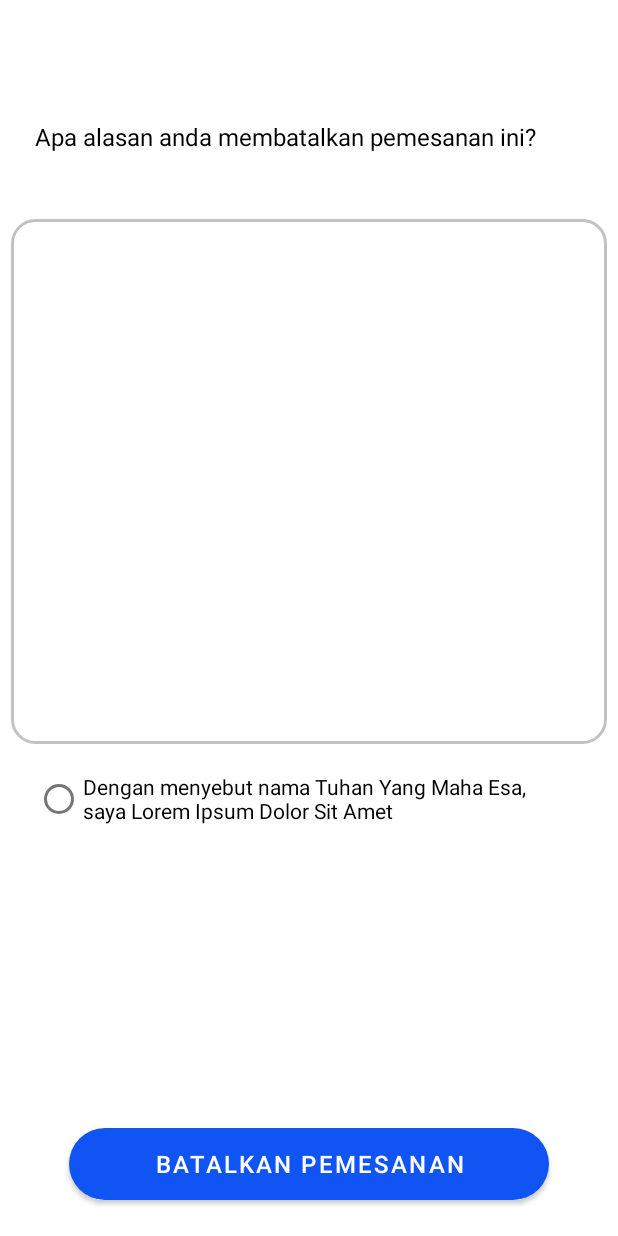
After one commit to rianejakk/SI-BOSS_ejakFork, an Android app: the layout order_cancel.xml on its own in the app's theme, with its tools: preview values and no code run, on a phone screen of 412 x 824 dp. The commit adds this screen. Run offline under Robolectric (Android 15) with nearby library versions, the phone set to English and light mode, and no system bars.

Commit message:
I add something

```diff
--- a/Mobile/SIBOSS/app/src/main/java/com/rianezza/si_boss/search_result.java
+++ b/Mobile/SIBOSS/app/src/main/java/com/rianezza/si_boss/search_result.java
@@ -1,14 +1,20 @@
 package com.rianezza.si_boss;
 
 import androidx.appcompat.app.AppCompatActivity;
+import androidx.recyclerview.widget.RecyclerView;
 
 import android.os.Bundle;
 
 public class search_result extends AppCompatActivity {
 
+    RecyclerView bus;
+
     @Override
     protected void onCreate(Bundle savedInstanceState) {
         super.onCreate(savedInstanceState);
         setContentView(R.layout.result_search);
+
+        bus = findViewById(R.id.recycle_bus);
+
     }
 }
--- /dev/null
+++ b/Mobile/SIBOSS/app/src/main/res/drawable/cancel_round.xml
@@ -0,0 +1,15 @@
+<?xml version="1.0" encoding="utf-8"?>
+<shape xmlns:android="http://schemas.android.com/apk/res/android"
+    android:shape="rectangle">
+
+    <solid android:color="#00ECECEC" />
+    <corners
+        android:bottomRightRadius="15dp"
+        android:bottomLeftRadius="15dp"
+        android:topLeftRadius="15dp"
+        android:topRightRadius="15dp" />
+    <stroke
+        android:color="#C2C2C2"
+        android:width="2dp"
+        />
+</shape>
--- /dev/null
+++ b/Mobile/SIBOSS/app/src/main/res/layout/order_cancel.xml
@@ -0,0 +1,55 @@
+<?xml version="1.0" encoding="utf-8"?>
+<androidx.constraintlayout.widget.ConstraintLayout xmlns:android="http://schemas.android.com/apk/res/android"
+    xmlns:app="http://schemas.android.com/apk/res-auto"
+    xmlns:tools="http://schemas.android.com/tools"
+    android:layout_width="match_parent"
+    android:layout_height="match_parent"
+    android:layout_marginHorizontal="7.5dp"
+    >
+
+    <TextView
+        android:id="@+id/textView"
+        android:layout_width="wrap_content"
+        android:layout_height="wrap_content"
+        android:layout_marginStart="16dp"
+        android:layout_marginTop="80dp"
+        android:fontFamily="sans-serif"
+        android:text="Apa alasan anda membatalkan pemesanan ini?"
+        android:textColor="@color/black"
+        android:textSize="16dp"
+        app:layout_constraintStart_toStartOf="parent"
+        app:layout_constraintTop_toTopOf="parent" />
+
+    <EditText
+        android:id="@+id/complain_txt"
+        android:layout_width="match_parent"
+        android:layout_height="350dp"
+        android:layout_marginTop="44dp"
+        android:background="@drawable/cancel_round"
+        app:layout_constraintTop_toBottomOf="@+id/textView"
+        tools:layout_editor_absoluteX="0dp"
+        />
+
+    <RadioButton
+        android:id="@+id/radioButton"
+        android:layout_width="350dp"
+        android:layout_height="49dp"
+        android:layout_marginStart="16dp"
+        android:layout_marginTop="12dp"
+        android:text="Dengan menyebut nama Tuhan Yang Maha Esa, saya Lorem Ipsum Dolor Sit Amet"
+        app:layout_constraintStart_toStartOf="parent"
+        app:layout_constraintTop_toBottomOf="@+id/complain_txt" />
+
+    <Button
+        android:id="@+id/cancel_button"
+        android:layout_width="320dp"
+        android:layout_height="wrap_content"
+        android:layout_marginBottom="24dp"
+        android:text="Batalkan Pemesanan"
+        android:textSize="16dp"
+        android:background="@drawable/gradient"
+        app:layout_constraintBottom_toBottomOf="parent"
+        app:layout_constraintEnd_toEndOf="parent"
+        app:layout_constraintStart_toStartOf="parent" />
+
+</androidx.constraintlayout.widget.ConstraintLayout>
--- a/Mobile/SIBOSS/app/src/main/res/layout/payment_form.xml
+++ b/Mobile/SIBOSS/app/src/main/res/layout/payment_form.xml
@@ -1,6 +1,5 @@
 <?xml version="1.0" encoding="utf-8"?>
 <RelativeLayout xmlns:android="http://schemas.android.com/apk/res/android"
-    xmlns:app="http://schemas.android.com/apk/res-auto"
     xmlns:tools="http://schemas.android.com/tools"
     android:layout_width="match_parent"
     android:layout_height="match_parent"
--- a/Mobile/SIBOSS/app/src/main/res/layout/penumpang_item.xml
+++ b/Mobile/SIBOSS/app/src/main/res/layout/penumpang_item.xml
@@ -3,7 +3,7 @@
     xmlns:app="http://schemas.android.com/apk/res-auto"
     xmlns:tools="http://schemas.android.com/tools"
     android:layout_width="match_parent"
-    android:layout_height="match_parent"
+    android:layout_height="wrap_content"
     android:paddingHorizontal="7.5dp"
     android:paddingVertical="7.5dp"
     tools:context=".PenumpangItemActivity">
--- a/Mobile/SIBOSS/app/src/main/res/layout/result_search.xml
+++ b/Mobile/SIBOSS/app/src/main/res/layout/result_search.xml
@@ -1,12 +1,12 @@
 <?xml version="1.0" encoding="utf-8"?>
 <LinearLayout xmlns:android="http://schemas.android.com/apk/res/android"
-    xmlns:app="http://schemas.android.com/apk/res-auto"
     xmlns:tools="http://schemas.android.com/tools"
     android:layout_width="match_parent"
     android:layout_height="match_parent"
     tools:context=".search_result">
 
     <androidx.recyclerview.widget.RecyclerView
+        android:id="@+id/recycle_bus"
         android:layout_width="match_parent"
         android:layout_height="wrap_content"
         />
```
Also changed, not shown: Mobile/SIBOSS/app/src/main/java/com/rianezza/si_boss/DatabaseHelper.java (added, +16 -0 lines), Mobile/SIBOSS/app/src/main/res/drawable/bus_blur.xml (added, +7 -0 lines), Mobile/SIBOSS/app/src/main/res/layout/activity_main.xml (+16 -5 lines), Mobile/SIBOSS/app/src/main/res/drawable/Logo.png.
